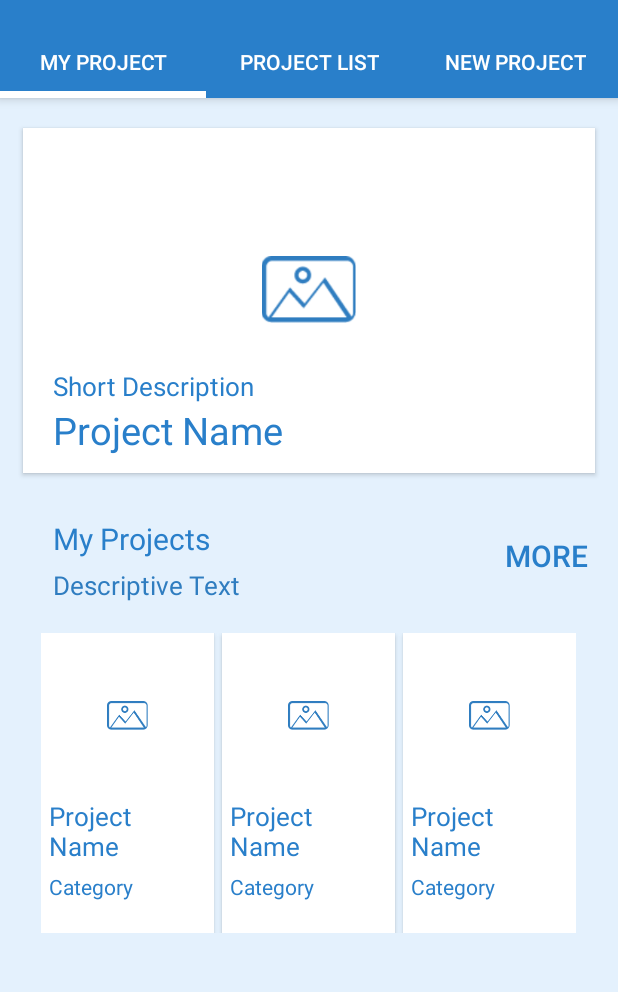
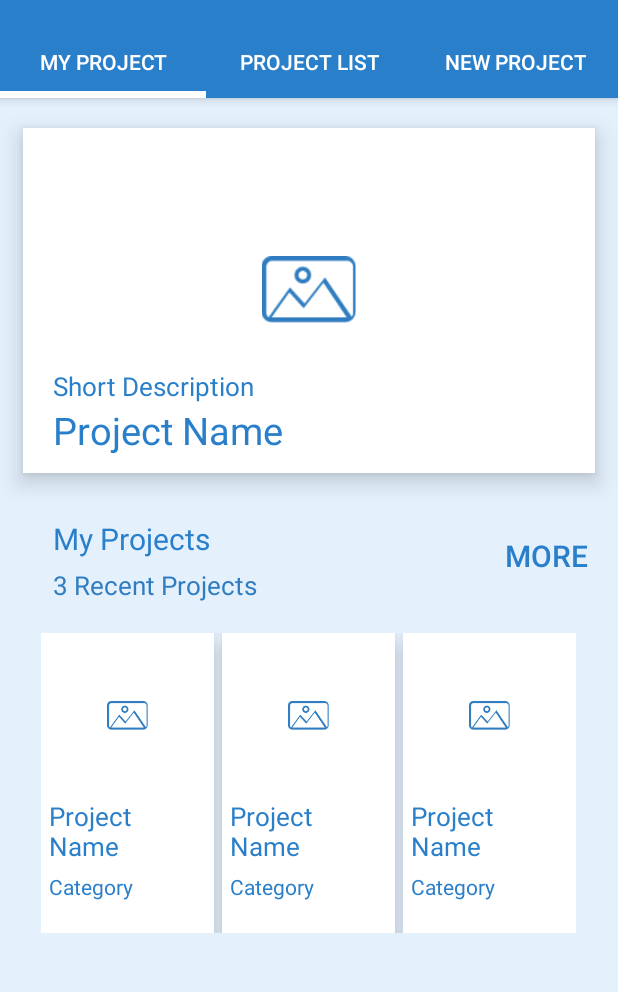
Before and after one commit to JHoon0214/CodE_Android, an Android app: the FragmentMyProject screen opened directly, with no data from a screen before it, on a phone screen of 412 x 824 dp, the part 178-1170 px from its top. Run offline under Robolectric (Android 15) with nearby library versions, the phone set to English and light mode, and no system bars.

Commit message:
edit( FragmentMyProject, activity_fragment_my_project.xml, activity_sign_up.xml ) : MyProject 탭 액티비티 구현, xml 음영 효과 적용

```diff
--- a/app/src/main/java/com/example/mainactivity/FragmentMyProject.java
+++ b/app/src/main/java/com/example/mainactivity/FragmentMyProject.java
@@ -2,10 +2,10 @@ package com.example.mainactivity;
 
 import androidx.annotation.NonNull;
 import androidx.annotation.Nullable;
-import androidx.appcompat.app.AppCompatActivity;
 import androidx.fragment.app.Fragment;
 
 import android.content.Intent;
+import android.media.Image;
 import android.os.Bundle;
 import android.view.LayoutInflater;
 import android.view.ViewGroup;
@@ -15,11 +15,11 @@ import android.widget.ImageView;
 import android.widget.TextView;
 
 public class FragmentMyProject extends Fragment {
-    private ImageView recentProjectImage;
+    private ImageView recentProjectButton;
     private TextView recentProjectName, recentProjectDescription;
     private Button moreButton;
 
-    public ImageView project1Image, project2Image;
+    public ImageView project1Button, project2Button, project3Button;
     public TextView project1Name, project1Category, project2Name, project2Category, project3Name, project3Category;
 
     public static FragmentMyProject newInstance() {
@@ -31,9 +31,10 @@ public class FragmentMyProject extends Fragment {
     public View onCreateView(@NonNull LayoutInflater inflater, @Nullable ViewGroup container, @Nullable Bundle savedInstanceState) {
         View view = inflater.inflate(R.layout.activity_fragment_my_project, container, false);
 
-        recentProjectImage = (ImageView) view.findViewById(R.id.recent_project_image);
-        project1Image = (ImageView) view.findViewById(R.id.project1_image);
-        project2Image = (ImageView) view.findViewById(R.id.project2_image);
+        recentProjectButton = (ImageView) view.findViewById(R.id.recent_project_button);
+        project1Button = (ImageView) view.findViewById(R.id.project1_button);
+        project2Button = (ImageView) view.findViewById(R.id.project2_button);
+        project3Button = (ImageView) view.findViewById(R.id.project3_button);
         recentProjectName = (TextView) view.findViewById(R.id.recent_project_name);
         recentProjectDescription = (TextView) view.findViewById(R.id.recent_project_description);
         project1Name = (TextView) view.findViewById(R.id.project1_name);
@@ -53,6 +54,62 @@ public class FragmentMyProject extends Fragment {
 
         /* 서버나 로컬에서 프로젝트를 생성하면 그 정보를 받아오는 부분 */
 
+        /* 프로젝트 하나를 선택하면 프로젝트 상세 정보 화면을 위해 정보를 넘겨주는 부분 */
+        recentProjectButton.setOnClickListener(new View.OnClickListener() {
+            @Override
+            public void onClick(View view) {
+                String projectName = recentProjectName.getText().toString();
+
+                // 프로젝트 세부 정보 화면에서 프로젝트 아이콘 사진을 받아올 떄 식별용으로 사용할 이미지 이름
+                String projectImageName = projectName + "_image";
+
+                // 선택한 프로젝트의 정보를 가지고 세부 정보 화면으로 전환
+                Intent recentProjectIntent = new Intent(getActivity(), ProjectDetailActivity.class);
+                recentProjectIntent.putExtra("projectName", projectName);
+                recentProjectIntent.putExtra("projectImageName", projectImageName);
+                startActivity(recentProjectIntent);
+            }
+        });
+
+        project1Button.setOnClickListener(new View.OnClickListener() {
+            @Override
+            public void onClick(View view) {
+                String projectName = project1Name.getText().toString();
+                String projectImageName = projectName + "_image";
+
+                Intent project1Intent = new Intent(getActivity(), ProjectDetailActivity.class);
+                project1Intent.putExtra("projectName", projectName);
+                project1Intent.putExtra("projectImageName", projectImageName);
+                startActivity(project1Intent);
+            }
+        });
+
+        project2Button.setOnClickListener(new View.OnClickListener() {
+            @Override
+            public void onClick(View view) {
+                String projectName = project2Name.getText().toString();
+                String projectImageName = projectName + "_image";
+
+                Intent project2Intent = new Intent(getActivity(), ProjectDetailActivity.class);
+                project2Intent.putExtra("projectName", projectName);
+                project2Intent.putExtra("projectImageName", projectImageName);
+                startActivity(project2Intent);
+            }
+        });
+
+        project3Button.setOnClickListener(new View.OnClickListener() {
+            @Override
+            public void onClick(View view) {
+                String projectName = project2Name.getText().toString();
+                String projectImageName = projectName + "_image";
+
+                Intent project3Intent = new Intent(getActivity(), ProjectDetailActivity.class);
+                project3Intent.putExtra("projectName", projectName);
+                project3Intent.putExtra("projectImageName", projectImageName);
+                startActivity(project3Intent);
+            }
+        });
+
         return view;
     }
 }
--- a/app/src/main/res/layout/activity_fragment_my_project.xml
+++ b/app/src/main/res/layout/activity_fragment_my_project.xml
@@ -22,10 +22,11 @@
                 android:layout_marginEnd="15dp"
                 android:orientation="vertical"
                 android:background="@color/white"
-                android:elevation="@dimen/cardview_default_elevation">
+                android:elevation="@dimen/cardview_default_elevation"
+                android:translationZ="7dp">
 
                 <ImageView
-                    android:id="@+id/recent_project_image"
+                    android:id="@+id/recent_project_button"
                     android:layout_width="match_parent"
                     android:layout_height="160dp"
                     android:src="@drawable/no_image_icon"
@@ -77,7 +78,7 @@
                         android:layout_height="wrap_content"
                         android:layout_marginTop="5dp"
                         android:layout_marginStart="15dp"
-                        android:text="Descriptive Text"
+                        android:text="3 Recent Projects"
                         android:textSize="17sp"
                         android:textColor="@color/tab_light_grey_blue" />
                 </LinearLayout>
@@ -109,10 +110,11 @@
                     android:layout_height="200dp"
                     android:orientation="vertical"
                     android:background="@color/white"
-                    android:elevation="@dimen/cardview_default_elevation">
+                    android:elevation="@dimen/cardview_default_elevation"
+                    android:translationZ="7dp">
 
                     <ImageView
-                        android:id="@+id/project1_image"
+                        android:id="@+id/project1_button"
                         android:layout_width="110dp"
                         android:layout_height="110dp"
                         android:layout_gravity="center"
@@ -149,10 +151,11 @@
                     android:layout_marginEnd="5dp"
                     android:orientation="vertical"
                     android:background="@color/white"
-                    android:elevation="@dimen/cardview_default_elevation">
+                    android:elevation="@dimen/cardview_default_elevation"
+                    android:translationZ="7dp">
 
                     <ImageView
-                        android:id="@+id/project2_image"
+                        android:id="@+id/project2_button"
                         android:layout_width="110dp"
                         android:layout_height="110dp"
                         android:layout_gravity="center"
@@ -187,10 +190,11 @@
                     android:layout_height="200dp"
                     android:orientation="vertical"
                     android:background="@color/white"
-                    android:elevation="@dimen/cardview_default_elevation">
+                    android:elevation="@dimen/cardview_default_elevation"
+                    android:translationZ="7dp">
 
                     <ImageView
-                        android:id="@+id/project3_image"
+                        android:id="@+id/project3_button"
                         android:layout_width="110dp"
                         android:layout_height="110dp"
                         android:layout_gravity="center"
--- a/app/src/main/res/layout/activity_sign_up.xml
+++ b/app/src/main/res/layout/activity_sign_up.xml
@@ -316,6 +316,8 @@
             android:layout_height="50dp"
             android:layout_marginTop="40dp"
             android:layout_gravity="center"
-            android:background="@drawable/confirm_button"/>
+            android:background="@drawable/confirm_button"
+            android:elevation="@dimen/cardview_default_elevation"
+            android:translationZ="7dp"/>
     </LinearLayout>
 </LinearLayout>
```
